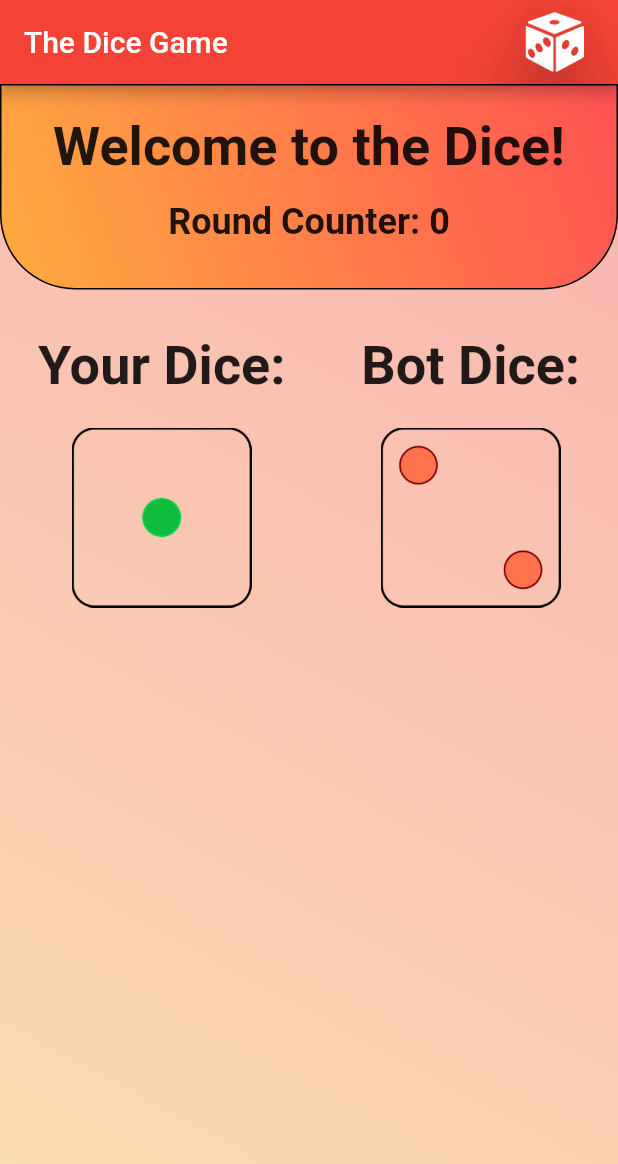
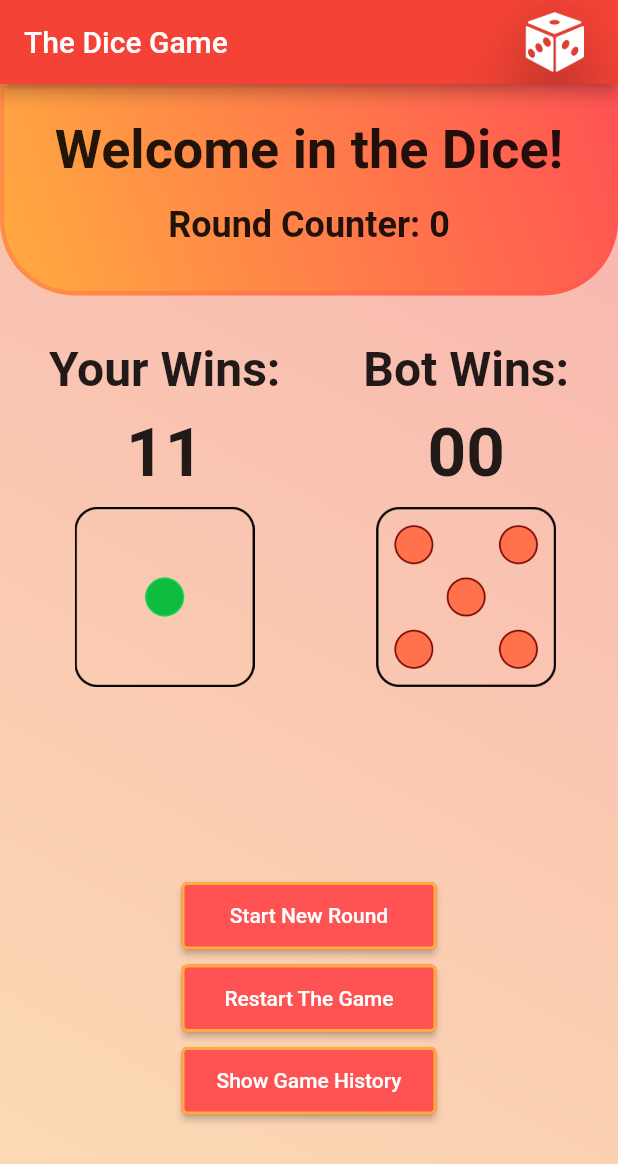
Before and after one commit to kondiq22/dice_bloc, a Flutter app: the screen it shows after launch, on a phone screen of 412 x 824 dp. Shown: the top 1164 px of the screen. Run offline on Flutter 3.47's test engine with Material 2 defaults, Android fonts, the phone set to English and light mode, and no system bars.

Commit message:
Create list dice images, add buttons in HomeScreen

```diff
--- /dev/null
+++ b/lib/constants/dice_images.dart
@@ -0,0 +1,20 @@
+Map<String, List<String>> diceImage = {
+  'bot': [
+    'assets/images/b0.png',
+    'assets/images/b1.png',
+    'assets/images/b2.png',
+    'assets/images/b3.png',
+    'assets/images/b4.png',
+    'assets/images/b5.png',
+    'assets/images/b6.png',
+  ],
+  'user': [
+    'assets/images/u0.png',
+    'assets/images/u1.png',
+    'assets/images/u2.png',
+    'assets/images/u3.png',
+    'assets/images/u4.png',
+    'assets/images/u5.png',
+    'assets/images/u6.png',
+  ],
+};
--- /dev/null
+++ b/lib/models/game.dart
@@ -0,0 +1,13 @@
+class Game {
+  int userDice = 0;
+  int opponentDice = 0;
+  int userScore = 0;
+  int opponentScore = 0;
+  int numberRounds = 0;
+  Map<int, List<int>> roundHistory = {
+    0: [
+      0,
+      0,
+    ]
+  };
+}
--- a/lib/pages/home_page.dart
+++ b/lib/pages/home_page.dart
@@ -1,3 +1,4 @@
+import 'package:dice_bloc/constants/dice_images.dart';
 import 'package:flutter/material.dart';
 
 class HomePage extends StatefulWidget {
@@ -55,7 +56,10 @@ class _HomePageState extends State<HomePage> {
                         Colors.orangeAccent,
                       ],
                     ),
-                    border: Border.all(),
+                    border: Border.all(
+                      width: 3,
+                      color: Colors.redAccent.withOpacity(0.3),
+                    ),
                     borderRadius: BorderRadius.only(
                         bottomLeft: Radius.circular(50),
                         bottomRight: Radius.circular(50))),
@@ -63,7 +67,7 @@ class _HomePageState extends State<HomePage> {
                   children: [
                     Center(
                       child: Text(
-                        'Welcome to the Dice!',
+                        'Welcome in the Dice!',
                         style: TextStyle(
                           fontSize: 36,
                           fontWeight: FontWeight.bold,
@@ -93,31 +97,92 @@ class _HomePageState extends State<HomePage> {
                     Column(
                       children: [
                         Text(
-                          'Your Dice:',
+                          'Your Wins:',
                           style: TextStyle(
-                              fontSize: 36, fontWeight: FontWeight.bold),
+                              fontSize: 32, fontWeight: FontWeight.bold),
                         ),
                         SizedBox(
-                          height: 20,
+                          height: 10,
                         ),
-                        Image.asset('assets/images/u1.png',
+                        Text(
+                          '11',
+                          style: TextStyle(
+                              fontSize: 45, fontWeight: FontWeight.bold),
+                        ),
+                        SizedBox(
+                          height: 10,
+                        ),
+                        Image.asset(diceImage['user']![1],
                             height: 120, width: 120),
                       ],
                     ),
-                    SizedBox(width: 40),
+                    SizedBox(width: 30),
                     Column(
                       children: [
                         Text(
-                          'Bot Dice:',
+                          'Bot Wins:',
                           style: TextStyle(
-                              fontSize: 36, fontWeight: FontWeight.bold),
+                              fontSize: 32, fontWeight: FontWeight.bold),
                         ),
                         SizedBox(
-                          height: 20,
+                          height: 10,
                         ),
-                        Image.asset('assets/images/b2.png',
+                        Text(
+                          '00',
+                          style: TextStyle(
+                              fontSize: 45, fontWeight: FontWeight.bold),
+                        ),
+                        SizedBox(
+                          height: 10,
+                        ),
+                        Image.asset(diceImage['bot']![5],
                             height: 120, width: 120),
                       ],
+                    ),
+                  ],
+                ),
+              ),
+              Container(
+                padding: EdgeInsets.all(110),
+                child: Column(
+                  children: [
+                    SizedBox(
+                      width: 170,
+                      height: 45,
+                      child: ElevatedButton(
+                        onPressed: () => print('Play'),
+                        child: Text('Start New Round'),
+                        style: ElevatedButton.styleFrom(
+                            primary: Colors.redAccent,
+                            side: BorderSide(
+                                color: Colors.orangeAccent, width: 2)),
+                      ),
+                    ),
+                    Padding(padding: EdgeInsets.all(5)),
+                    SizedBox(
+                      width: 170,
+                      height: 45,
+                      child: ElevatedButton(
+                        onPressed: () => print('Restart'),
+                        child: Text('Restart The Game'),
+                        style: ElevatedButton.styleFrom(
+                            primary: Colors.redAccent,
+                            side: BorderSide(
+                                color: Colors.orangeAccent, width: 2)),
+                      ),
+                    ),
+                    Padding(padding: EdgeInsets.all(5)),
+                    SizedBox(
+                      width: 170,
+                      height: 45,
+                      child: ElevatedButton(
+                        onPressed: () => print('History'),
+                        child: Text('Show Game History'),
+                        style: ElevatedButton.styleFrom(
+                            primary: Colors.redAccent,
+                            side: BorderSide(
+                                color: Colors.orangeAccent, width: 2)),
+                      ),
                     ),
                   ],
                 ),
```
